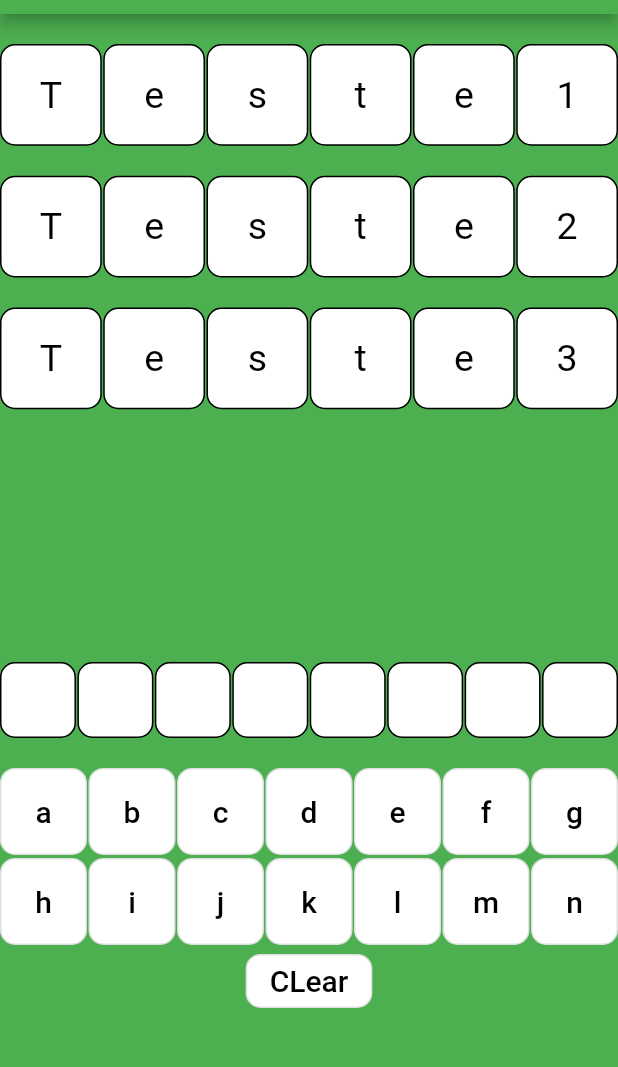
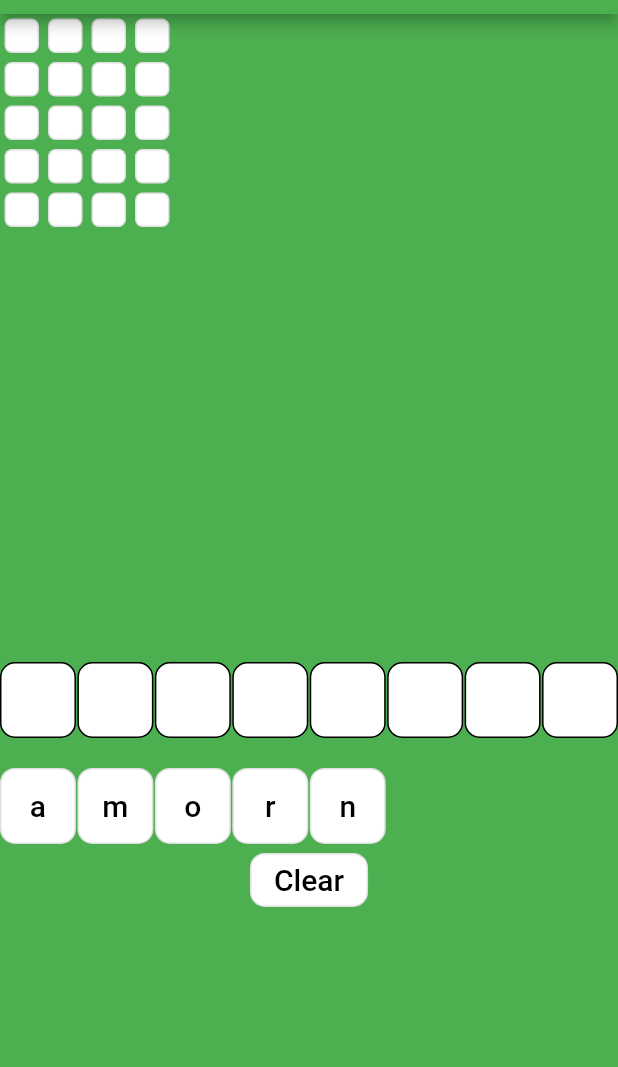
Before and after one commit to RicardoFedrigo/letroca_clone_flutter, a Flutter app: the screen it shows after launch, after a tap on "START", on a phone screen of 412 x 824 dp, the part 70-1137 px from its top. Run offline on Flutter 3.47's test engine with Material 2 defaults, Android fonts, the phone set to English and light mode, and no system bars; our stand-ins replace shared_preferences.

Commit message:
Adicionando letras e palavras em tela

```diff
--- a/lib/Modules/GameLogic/GameLogic.dart
+++ b/lib/Modules/GameLogic/GameLogic.dart
@@ -5,7 +5,7 @@ import 'package:letroca_clone_flutter/Modules/Levels/level1/Level1.dart';
 class GameLogic {
   GameLogic();
 
-  int actualLevel = 1;
+  int actualLevel = 0;
   List<LevelAbastraction> levels = [new Level1()];
 
   int totalPoints = 0;
--- a/lib/Modules/GameLogic/Word.dart
+++ b/lib/Modules/GameLogic/Word.dart
@@ -8,7 +8,7 @@ class Word {
   bool get isFound => _isFound;
   get length => _word.length;
 
-  String letter (int index) => _word[index];
+  String getLetter (int index) => _word[index];
 
   set isFound(bool value) {
     _isFound = value;
--- a/lib/Modules/Levels/LevelAbstration.dart
+++ b/lib/Modules/Levels/LevelAbstration.dart
@@ -1,4 +1,5 @@
 import 'package:flutter/cupertino.dart';
+import 'package:letroca_clone_flutter/view/WordsToFindInScreen.dart';
 
 import '../GameLogic/Word.dart';
 import 'IWords.dart';
@@ -7,10 +8,13 @@ abstract class LevelAbastraction {
   @protected
   List<String> listaLetter = [];
   @protected
-  List<Word> wordToDiscover = [];
+  List<Word> wordsToDiscover = [];
   @protected
   int points = 0;
 
+
+  List<String> getListaLetter();
+  List<Word> getWordsToDiscover();
   void setListOfWords(IWords words);
   Word findWord(String word);
   bool wordExists(String word);
--- a/lib/Modules/Levels/level1/Level1.dart
+++ b/lib/Modules/Levels/level1/Level1.dart
@@ -4,6 +4,7 @@ import 'package:letroca_clone_flutter/Modules/GameLogic/Word.dart';
 import 'package:letroca_clone_flutter/Modules/Levels/LevelAbstration.dart';
 import 'package:letroca_clone_flutter/Modules/Levels/level1/Words/WordsA.dart';
 
+import '../../../utils/removeAcentos.dart';
 import '../IWords.dart';
 
 class Level1 extends LevelAbastraction {
@@ -11,35 +12,24 @@ class Level1 extends LevelAbastraction {
     var words = [new WordsA()];
 
     Random random = new Random();
-    var randomWord = random.nextInt(words[0].words.length);
-    var wordsChoose = words[randomWord];
-    this.setListOfWords(wordsChoose);
-  }
+    // var randomWord = random.nextInt(words[0].words.length);
+    // var wordsChoose = words[randomWord];
+    // this.setListOfWords(wordsChoose);
 
-  String removerAcentos(String str) {
-    var comAcento =
-        'ÀÁÂÃÄÅàáâãäåÒÓÔÕÕÖØòóôõöøÈÉÊËèéêëðÇçÐÌÍÎÏìíîïÙÚÛÜùúûüÑñŠšŸÿýŽž';
-    var semAcento =
-        'AAAAAAaaaaaaOOOOOOOooooooEEEEeeeeeCcDIIIIiiiiUUUUuuuuNnSsYyyZz';
-
-    for (int i = 0; i < comAcento.length; i++) {
-      str = str.replaceAll(comAcento[i], semAcento[i]);
-    }
-
-    return str.toLowerCase();
+    this.setListOfWords(words[0]);
   }
 
   @override
   Word findWord(String word) {
-    int index = this.wordToDiscover.indexWhere(
+    int index = this.wordsToDiscover.indexWhere(
         (element) => removerAcentos(element.word) == removerAcentos(word));
 
-    return this.wordToDiscover[index];
+    return this.wordsToDiscover[index];
   }
 
   @override
   void setListOfWords(IWords words) {
-    this.wordToDiscover = words.getWords();
+    this.wordsToDiscover = words.getWords();
     this.listaLetter = words.getLetters();
   }
 
@@ -62,4 +52,14 @@ class Level1 extends LevelAbastraction {
 
     return true;
   }
+
+  @override
+  List<String> getListaLetter() {
+    return this.listaLetter;
+  }
+
+  @override
+  List<Word> getWordsToDiscover() {
+    return this.wordsToDiscover;
+  }
 }
--- a/lib/home.dart
+++ b/lib/home.dart
@@ -24,7 +24,7 @@ class Home extends StatelessWidget {
                     Navigator.pushReplacement(
                         context,
                         MaterialPageRoute(
-                          builder: (context) => GameScreen('playerName'),
+                          builder: (context) => GameScreen(),
                         ));
                   },
                   child: Text('START', style: TextStyle(color: Colors.black)),
--- a/lib/view/GameComponent.dart
+++ b/lib/view/GameComponent.dart
@@ -6,6 +6,6 @@ class GameComponent extends StatelessWidget {
 
   @override
   Widget build(BuildContext context) {
-    return Container(child:GameScreen("TESTE"));
+    return Container(child:GameScreen());
   }
 }
--- a/lib/view/GameScreen.dart
+++ b/lib/view/GameScreen.dart
@@ -1,16 +1,27 @@
 import 'package:flutter/material.dart';
 import 'package:flutter/widgets.dart';
 import 'package:letroca_clone_flutter/Components/CountDownTimer.dart';
+import 'package:letroca_clone_flutter/Modules/GameLogic/GameLogic.dart';
 import 'package:letroca_clone_flutter/Modules/GameLogic/Word.dart';
 import 'package:letroca_clone_flutter/view/KeyboardScreen.dart';
-import 'package:letroca_clone_flutter/view/PlayerName.dart';
 
+import '../Modules/Levels/LevelAbstration.dart';
 import 'WordsToFindInScreen.dart';
 
 class GameScreen extends StatelessWidget {
-  String _playerName;
+  GameLogic _gameLogic = new GameLogic();
 
-  GameScreen(String playerName) : _playerName = playerName;
+  late LevelAbastraction _actualLevel;
+
+  GameScreen() {
+    _actualLevel = _gameLogic.getLevel();
+  }
+
+  _teste(bool isFound, String x) {
+    Word word = new Word(x);
+    word.isFound = isFound;
+    return word;
+  }
 
   Widget build(BuildContext context) {
     return Scaffold(
@@ -49,11 +60,10 @@ class GameScreen extends StatelessWidget {
           children: <Widget>[
             Container(
               alignment: Alignment.topCenter,
-              child: WordsToFindInScreen(
-                  [new Word("Teste1"), new Word("Teste2"), new Word("Teste3")]),
+              child:
+                  WordsToFindInScreen(this._actualLevel.getWordsToDiscover()),
             ),
-            Container(
-                alignment: Alignment.bottomCenter, child: KeyboardScreen())
+            Container(child: KeyboardScreen(this._actualLevel.getListaLetter()))
           ],
         ),
       ),
--- a/lib/view/KeyboardScreen.dart
+++ b/lib/view/KeyboardScreen.dart
@@ -2,14 +2,18 @@ import 'package:flutter/cupertino.dart';
 import 'package:flutter/material.dart';
 
 class KeyboardScreen extends StatefulWidget {
-  const KeyboardScreen({Key? key}) : super(key: key);
+  List<String> _lettersInWord;
+
+  KeyboardScreen(this._lettersInWord);
 
   @override
-  State<KeyboardScreen> createState() => _KeyboardScreenState();
+  State<KeyboardScreen> createState() =>
+      _KeyboardScreenState(this._lettersInWord);
 }
 
 class _KeyboardScreenState extends State<KeyboardScreen> {
-  _KeyboardScreenState() {
+  List<String> _words;
+  _KeyboardScreenState(this._words) {
     for (var i = 0; i < 8; i++) {
       this._lettersToFormWords.add(" ");
     }
@@ -30,23 +34,6 @@ class _KeyboardScreenState extends State<KeyboardScreen> {
     });
   }
 
-  List<String> _words = [
-    'a',
-    'b',
-    "c",
-    "d",
-    "e",
-    "f",
-    "g",
-    "h",
-    "i",
-    "j",
-    "k",
-    "l",
-    "m",
-    "n"
-  ];
-
   List<String> _lettersToFormWords = [];
   @override
   Widget build(BuildContext context) {
@@ -58,9 +45,7 @@ class _KeyboardScreenState extends State<KeyboardScreen> {
             physics: NeverScrollableScrollPhysics(),
             shrinkWrap: true,
             gridDelegate: SliverGridDelegateWithFixedCrossAxisCount(
-              crossAxisCount: this._lettersToFormWords.length < 10
-                  ? this._lettersToFormWords.length
-                  : 10,
+              crossAxisCount: this._lettersToFormWords.length,
               crossAxisSpacing: 1.0,
               mainAxisSpacing: 2.0,
             ),
@@ -70,7 +55,7 @@ class _KeyboardScreenState extends State<KeyboardScreen> {
                 child: SizedBox(
                   width: MediaQuery.of(context).size.width / 5,
                   child: Container(
-                    alignment: Alignment.center,
+                      alignment: Alignment.center,
                       decoration: BoxDecoration(
                           border: Border.all(color: Colors.black),
                           color: Colors.white,
@@ -88,7 +73,7 @@ class _KeyboardScreenState extends State<KeyboardScreen> {
           padding: EdgeInsets.only(top: 20),
           shrinkWrap: true,
           gridDelegate: SliverGridDelegateWithFixedCrossAxisCount(
-            crossAxisCount: 7,
+            crossAxisCount: this._lettersToFormWords.length,
             crossAxisSpacing: 1.0,
             mainAxisSpacing: 2.0,
           ),
@@ -148,9 +133,10 @@ class _KeyboardScreenState extends State<KeyboardScreen> {
                       top: Radius.circular(10), bottom: Radius.circular(10)))),
             ),
             child: Text(
-              "CLear",
+              "Clear",
               style: TextStyle(fontSize: 20, color: Colors.black),
-            ))
+            )
+          )
       ],
     ));
   }
--- a/lib/view/WordToDIscover.dart
+++ b/lib/view/WordToDIscover.dart
@@ -19,37 +19,28 @@ class _WordToDiscoverState extends State<WordToDiscover> {
   @override
   Widget build(BuildContext context) {
     return Container(
-      child: GridView.builder(
-          padding: EdgeInsets.only(top: 20),
-          physics: NeverScrollableScrollPhysics(),
-          shrinkWrap: true,
-          gridDelegate: SliverGridDelegateWithFixedCrossAxisCount(
-            crossAxisCount: this._wordToDiscover.length < 10
-                ? this._wordToDiscover.length
-                : 10,
-            crossAxisSpacing: 1.0,
-            mainAxisSpacing: 2.0,
-          ),
-          itemCount: this._wordToDiscover.length,
-          itemBuilder: (context, index) {
-            return Container(
-              child: SizedBox(
-                width: MediaQuery.of(context).size.width / 5,
-                child: Container(
-                    alignment: Alignment.center,
-                    decoration: BoxDecoration(
-                        border: Border.all(color: Colors.black),
-                        color: Colors.white,
-                        borderRadius: BorderRadius.all(Radius.circular(10))),
-                    child: Text(this._wordToDiscover.letter(index),
-                        textAlign: TextAlign.center,
-                        style: TextStyle(
-                          fontSize: 25,
-                          color: Colors.black,
-                        ))),
-              ),
-            );
-          }),
-    );
+        child: Row(
+            children: List.generate(
+                this._wordToDiscover.length,
+                (index) => Container(
+                      margin: const EdgeInsets.all(3.0),
+                      padding: const EdgeInsets.all(5.0),
+                      decoration: BoxDecoration(
+                          border: Border.all(color: Colors.black12),
+                          borderRadius: BorderRadius.all(Radius.circular(5.0)),
+                          color: Colors.white,
+                          ),
+                      alignment: Alignment.center,
+                      child:  this._wordToDiscover.isFound
+                          ? Text(this._wordToDiscover.getLetter(index),
+                              style: TextStyle(
+                                height: 0.8,
+                                fontSize: 18,
+                              ))
+                          : SizedBox(
+                              height: 11.0,
+                              width: 11.0,
+                            ),
+                    ))));
   }
 }
--- a/lib/view/WordsToFindInScreen.dart
+++ b/lib/view/WordsToFindInScreen.dart
@@ -7,7 +7,7 @@ import '../Modules/GameLogic/Word.dart';
 class WordsToFindInScreen extends StatelessWidget {
   List<Word> _words;
 
-  WordsToFindInScreen(this._words);
+  WordsToFindInScreen(List<Word> this._words);
 
   @override
   Widget build(BuildContext context) {
@@ -16,9 +16,7 @@ class WordsToFindInScreen extends StatelessWidget {
         width: MediaQuery.of(context).size.width,
         height: MediaQuery.of(context).size.width,
         child: ListView(
-          children: List.generate(this._words.length, (index) {
-            return WordToDiscover(this._words[index]);
-          }),
+          children: List.generate(5, (index) => WordToDiscover(_words[index])),
         ),
       ),
     );
```
Also changed, not shown: lib/view/PlayerName.dart (deleted, +0 -64 lines).
